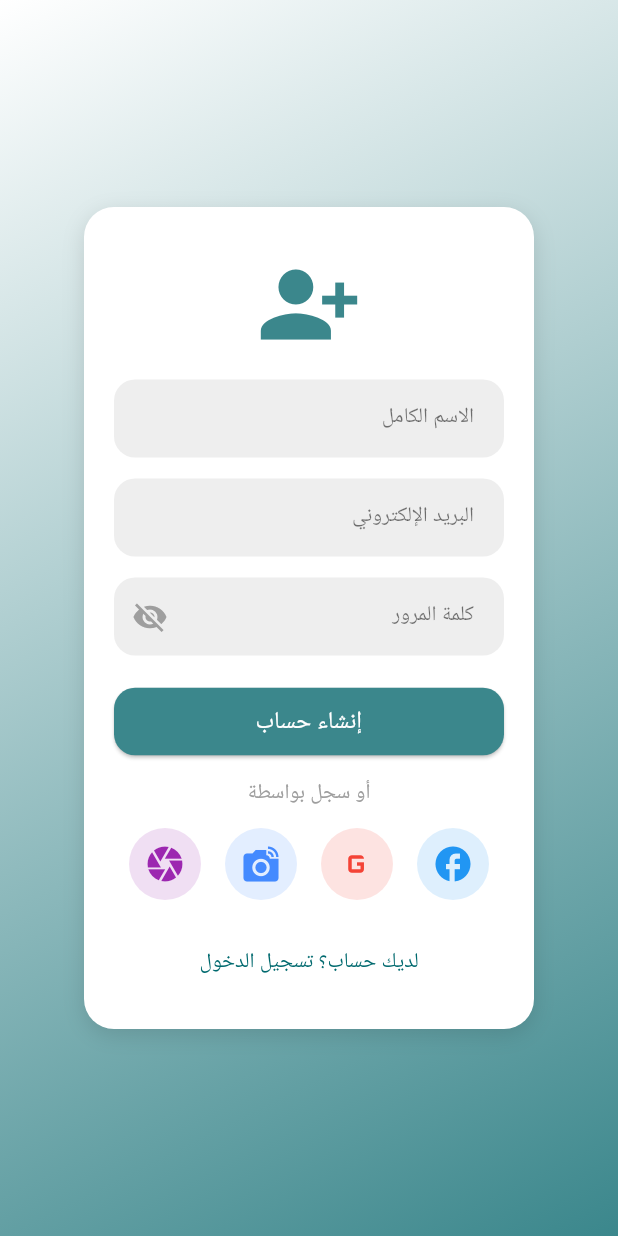
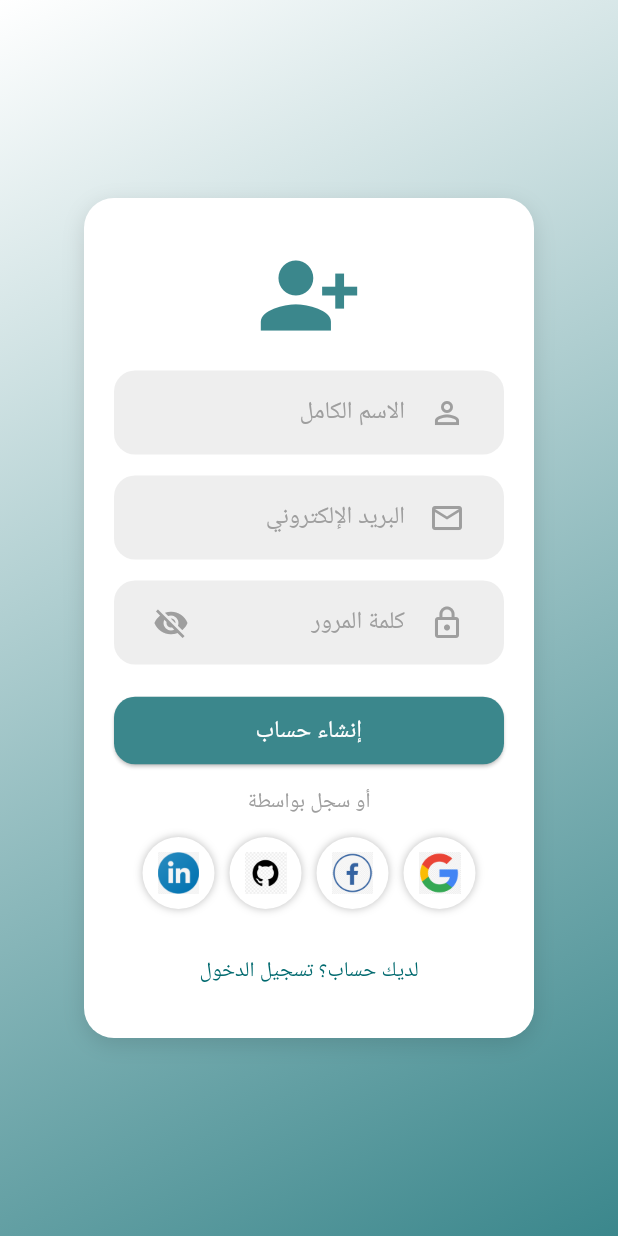
Before and after one commit to bayanalmasri1/Masari_app-, a Flutter app: the LoginScreen screen opened by its route, after a tap on "إنشاء حساب جديد", on a phone screen of 412 x 824 dp. Run offline on Flutter 3.47's test engine with Material 3 defaults, Android fonts, the phone set to English and light mode, and no system bars; our stand-ins replace cloud_firestore, firebase_auth, firebase_core, firebase_storage, google_fonts, google_sign_in and 1 more; accounts and stored records are empty; Roboto replaces fonts that are missing (Cairo).

Commit message:
edite commit

```diff
--- /dev/null
+++ b/lib/screens/auth/auth_widgets/auth_text_field.dart
@@ -0,0 +1,57 @@
+import 'package:flutter/material.dart';
+
+class AuthTextField extends StatelessWidget {
+  final TextEditingController controller;
+  final FocusNode focusNode;
+  final String label;
+  final IconData icon;
+  final bool obscure;
+  final Widget? suffixIcon;
+  final VoidCallback onTap;
+
+  const AuthTextField({
+    super.key,
+    required this.controller,
+    required this.focusNode,
+    required this.label,
+    required this.icon,
+    this.obscure = false,
+    this.suffixIcon,
+    required this.onTap,
+  });
+
+  @override
+  Widget build(BuildContext context) {
+    bool focused = focusNode.hasFocus;
+
+    return AnimatedContainer(
+      duration: const Duration(milliseconds: 250),
+      padding: const EdgeInsets.symmetric(horizontal: 14),
+      decoration: BoxDecoration(
+        color: focused ? const Color(0xFF00897B) : Colors.grey.shade200,
+        borderRadius: BorderRadius.circular(14),
+      ),
+      child: TextField(
+        controller: controller,
+        focusNode: focusNode,
+        obscureText: obscure,
+        style: TextStyle(
+          color: focused ? Colors.white : Colors.black87,
+        ),
+        decoration: InputDecoration(
+          labelText: label,
+          labelStyle: TextStyle(
+            color: focused ? Colors.white : Colors.grey,
+          ),
+          border: InputBorder.none,
+          prefixIcon: Icon(
+            icon,
+            color: focused ? Colors.white : Colors.grey,
+          ),
+          suffixIcon: suffixIcon,
+        ),
+        onTap: onTap,
+      ),
+    );
+  }
+}
--- /dev/null
+++ b/lib/screens/auth/auth_widgets/social_login_icon.dart
@@ -0,0 +1,37 @@
+import 'package:firebase_auth/firebase_auth.dart';
+import 'package:flutter/material.dart';
+import 'package:google_sign_in/google_sign_in.dart';
+
+class SocialLoginIcon extends StatelessWidget {
+  final String asset;
+  final VoidCallback onTap;
+
+  const SocialLoginIcon({
+    super.key,
+    required this.asset,
+    required this.onTap,
+  });
+
+  @override
+  Widget build(BuildContext context) {
+    return InkWell(
+      onTap: onTap,
+      borderRadius: BorderRadius.circular(50),
+      child: Container(
+        padding: const EdgeInsets.all(10),
+        decoration: BoxDecoration(
+          color: Colors.white,
+          shape: BoxShape.circle,
+          boxShadow: [
+            BoxShadow(color: Colors.black26, blurRadius: 4),
+          ],
+        ),
+        child: Image.asset(
+          asset,
+          width: 28,
+          height: 28,
+        ),
+      ),
+    );
+  }
+}
--- a/lib/screens/auth/login_screen.dart
+++ b/lib/screens/auth/login_screen.dart
@@ -1,5 +1,7 @@
 import 'package:flutter/material.dart';
 import 'package:firebase_auth/firebase_auth.dart';
+import 'package:masari_masari/screens/auth/auth_widgets/auth_text_field.dart';
+import 'package:masari_masari/screens/auth/auth_widgets/social_login_icon.dart';
 import 'package:masari_masari/screens/home/home_screen.dart';
 import 'rigester_screen.dart';
 
@@ -32,8 +34,10 @@ class _LoginScreenState extends State<LoginScreen>
       duration: Duration(milliseconds: 600),
     );
 
-    fadeAnim = Tween<double>(begin: 0, end: 1)
-        .animate(CurvedAnimation(parent: animCtrl, curve: Curves.easeOut));
+    fadeAnim = Tween<double>(
+      begin: 0,
+      end: 1,
+    ).animate(CurvedAnimation(parent: animCtrl, curve: Curves.easeOut));
 
     slideAnim = Tween<Offset>(
       begin: Offset(0, .2),
@@ -56,8 +60,9 @@ class _LoginScreenState extends State<LoginScreen>
         MaterialPageRoute(builder: (_) => HomeScreen()),
       );
     } on FirebaseAuthException catch (e) {
-      ScaffoldMessenger.of(context)
-          .showSnackBar(SnackBar(content: Text(e.message ?? "حدث خطأ")));
+      ScaffoldMessenger.of(
+        context,
+      ).showSnackBar(SnackBar(content: Text(e.message ?? "حدث خطأ")));
     } finally {
       setState(() => loading = false);
     }
@@ -73,8 +78,9 @@ class _LoginScreenState extends State<LoginScreen>
         MaterialPageRoute(builder: (_) => HomeScreen()),
       );
     } on FirebaseAuthException catch (e) {
-      ScaffoldMessenger.of(context)
-          .showSnackBar(SnackBar(content: Text(e.message ?? "حدث خطأ")));
+      ScaffoldMessenger.of(
+        context,
+      ).showSnackBar(SnackBar(content: Text(e.message ?? "حدث خطأ")));
     } finally {
       setState(() => loading = false);
     }
@@ -115,7 +121,8 @@ class _LoginScreenState extends State<LoginScreen>
                           BoxShadow(
                             color: Colors.black26,
                             blurRadius: 12,
-                              offset: Offset(0, 4))
+                            offset: Offset(0, 4),
+                          ),
                         ],
                       ),
                       child: Column(
@@ -126,79 +133,27 @@ class _LoginScreenState extends State<LoginScreen>
                             style: TextStyle(
                               fontSize: 22,
                               fontWeight: FontWeight.bold,
-                                color: Colors.black87),
+                              color: Colors.black87,
+                            ),
                           ),
                           SizedBox(height: 25),
 
-                          /// EMAIL FIELD
-                          AnimatedContainer(
-                            duration: Duration(milliseconds: 250),
-                            padding: EdgeInsets.symmetric(horizontal: 14),
-                            decoration: BoxDecoration(
-                              color: emailFocus.hasFocus
-                                  ? Color(0xFF00897B)
-                                  : Colors.grey.shade200,
-                              borderRadius: BorderRadius.circular(14),
-                            ),
-                            child: TextField(
+                          AuthTextField(
                             controller: emailCtrl,
                             focusNode: emailFocus,
-                              style: TextStyle(
-                                  color: emailFocus.hasFocus
-                                      ? Colors.white
-                                      : Colors.black87),
-                              decoration: InputDecoration(
-                                labelText: "البريد الإلكتروني",
-                                labelStyle: TextStyle(
-                                  color: emailFocus.hasFocus
-                                      ? Colors.white
-                                      : Colors.grey,
-                                ),
-                                border: InputBorder.none,
-                                prefixIcon: Icon(
-                                  Icons.email_outlined,
-                                  color: emailFocus.hasFocus
-                                      ? Colors.white
-                                      : Colors.grey,
-                                ),
-                              ),
+                            label: "البريد الإلكتروني",
+                            icon: Icons.email_outlined,
                             onTap: () => setState(() {}),
                           ),
-                          ),
+
                           SizedBox(height: 20),
 
-                          /// PASSWORD FIELD
-                          AnimatedContainer(
-                            duration: Duration(milliseconds: 250),
-                            padding: EdgeInsets.symmetric(horizontal: 14),
-                            decoration: BoxDecoration(
-                              color: passFocus.hasFocus
-                                  ? Color(0xFF00897B)
-                                  : Colors.grey.shade200,
-                              borderRadius: BorderRadius.circular(14),
-                            ),
-                            child: TextField(
+                          AuthTextField(
                             controller: passCtrl,
                             focusNode: passFocus,
-                              obscureText: obscure,
-                              style: TextStyle(
-                                  color: passFocus.hasFocus
-                                      ? Colors.white
-                                      : Colors.black87),
-                              decoration: InputDecoration(
-                                labelText: "كلمة المرور",
-                                labelStyle: TextStyle(
-                                  color: passFocus.hasFocus
-                                      ? Colors.white
-                                      : Colors.grey,
-                                ),
-                                border: InputBorder.none,
-                                prefixIcon: Icon(
-                                  Icons.lock_outline,
-                                  color: passFocus.hasFocus
-                                      ? Colors.white
-                                      : Colors.grey,
-                                ),
+                            label: "كلمة المرور",
+                            icon: Icons.lock_outline,
+                            obscure: obscure,
                             suffixIcon: IconButton(
                               icon: Icon(
                                 obscure
@@ -211,30 +166,30 @@ class _LoginScreenState extends State<LoginScreen>
                               onPressed: () =>
                                   setState(() => obscure = !obscure),
                             ),
-                              ),
                             onTap: () => setState(() {}),
                           ),
-                          ),
-                          SizedBox(height: 25),
-
+    SizedBox(height: 10),
                           /// LOGIN BUTTON
                           ElevatedButton(
                             onPressed: loading ? null : login,
                             style: ElevatedButton.styleFrom(
                               backgroundColor: Color(0xFF006A60),
                               padding: EdgeInsets.symmetric(
-                                  vertical: 14, horizontal: 50),
+                                vertical: 14,
+                                horizontal: 50,
+                              ),
                               shape: RoundedRectangleBorder(
-                                  borderRadius: BorderRadius.circular(14)),
+                                borderRadius: BorderRadius.circular(14),
+                              ),
                             ),
                             child: loading
-                                ? CircularProgressIndicator(
-                                    color: Colors.white,
-                                  )
+                                ? CircularProgressIndicator(color: Colors.white)
                                 : Text(
                                     "دخول",
                                     style: TextStyle(
-                                        fontSize: 18, color: Colors.white),
+                                      fontSize: 18,
+                                      color: Colors.white,
+                                    ),
                                   ),
                           ),
 
@@ -246,7 +201,9 @@ class _LoginScreenState extends State<LoginScreen>
                             child: Text(
                               "الدخول كزائر",
                               style: TextStyle(
-                                  color: Color(0xFF006A60), fontSize: 16),
+                                color: Color(0xFF006A60),
+                                fontSize: 16,
+                              ),
                             ),
                           ),
 
@@ -256,13 +213,25 @@ class _LoginScreenState extends State<LoginScreen>
                          Row(
   mainAxisAlignment: MainAxisAlignment.center,
   children: [
-                              socialImage("assets/images/facebook.png"),
+    SocialLoginIcon(
+      asset: "assets/images/google.png",
+      onTap: (){},
+    ),
     SizedBox(width: 10),
-                              socialImage("assets/images/google.png"),
+    SocialLoginIcon(
+      asset: "assets/images/facebook.png",
+      onTap: (){},
+    ),
     SizedBox(width: 10),
-                              socialImage("assets/images/Github.png"),
+    SocialLoginIcon(
+      asset: "assets/images/Github.png",
+      onTap: (){},
+    ),
     SizedBox(width: 10),
-                              socialImage("assets/images/linkedin.png"),
+    SocialLoginIcon(
+      asset: "assets/images/linkedin.png",
+      onTap: (){},
+    ),
   ],
 ),
 
@@ -273,18 +242,21 @@ class _LoginScreenState extends State<LoginScreen>
                               Navigator.push(
                                 context,
                                 MaterialPageRoute(
-                                    builder: (_) => RegisterScreen()),
+                                  builder: (_) => RegisterScreen(),
+                                ),
                               );
                             },
                             child: Text(
                               "إنشاء حساب جديد",
                               style: TextStyle(
-                                  color: Color(0xFF006A60), fontSize: 16),
+                                color: Color(0xFF006A60),
+                                fontSize: 16,
+                              ),
                             ),
                           ),
                         ],
                       ),
-                    )
+                    ),
                   ],
                 ),
               ),
@@ -302,15 +274,9 @@ class _LoginScreenState extends State<LoginScreen>
       decoration: BoxDecoration(
         color: Colors.white,
         shape: BoxShape.circle,
-        boxShadow: [
-          BoxShadow(color: Colors.black26, blurRadius: 4),
-        ],
+        boxShadow: [BoxShadow(color: Colors.black26, blurRadius: 4)],
       ),
-      child: Image.asset(
-        path,
-        width: 28,
-        height: 28,
-      ),
+      child: Image.asset(path, width: 28, height: 28),
     );
   }
 }
--- a/lib/screens/auth/rigester_screen.dart
+++ b/lib/screens/auth/rigester_screen.dart
@@ -1,6 +1,8 @@
 import 'package:flutter/material.dart';
 import 'package:firebase_auth/firebase_auth.dart';
 import 'package:cloud_firestore/cloud_firestore.dart';
+import 'package:masari_masari/screens/auth/auth_widgets/auth_text_field.dart';
+import 'package:masari_masari/screens/auth/auth_widgets/social_login_icon.dart';
 import 'package:masari_masari/screens/home/home_screen.dart';
 import '../../app_colors.dart';
 import 'login_screen.dart';
@@ -33,8 +35,9 @@ class _RegisterScreenState extends State<RegisterScreen>
 
   Future register() async {
     if (name.text.isEmpty || email.text.isEmpty || password.text.isEmpty) {
-      ScaffoldMessenger.of(context)
-          .showSnackBar(SnackBar(content: Text("الرجاء ملء جميع الحقول")));
+      ScaffoldMessenger.of(
+        context,
+      ).showSnackBar(SnackBar(content: Text("الرجاء ملء جميع الحقول")));
       return;
     }
 
@@ -42,8 +45,8 @@ class _RegisterScreenState extends State<RegisterScreen>
       setState(() => loading = true);
 
       // إنشاء الحساب في Firebase Auth
-      UserCredential userCred =
-          await FirebaseAuth.instance.createUserWithEmailAndPassword(
+      UserCredential userCred = await FirebaseAuth.instance
+          .createUserWithEmailAndPassword(
             email: email.text.trim(),
             password: password.text.trim(),
           );
@@ -70,11 +73,13 @@ class _RegisterScreenState extends State<RegisterScreen>
       } else if (e.code == 'weak-password') {
         message = "كلمة المرور ضعيفة جداً";
       }
-      ScaffoldMessenger.of(context)
-          .showSnackBar(SnackBar(content: Text(message)));
+      ScaffoldMessenger.of(
+        context,
+      ).showSnackBar(SnackBar(content: Text(message)));
     } catch (e) {
-      ScaffoldMessenger.of(context)
-          .showSnackBar(SnackBar(content: Text("خطأ: $e")));
+      ScaffoldMessenger.of(
+        context,
+      ).showSnackBar(SnackBar(content: Text("خطأ: $e")));
     } finally {
       setState(() => loading = false);
     }
@@ -125,71 +130,52 @@ class _RegisterScreenState extends State<RegisterScreen>
                 borderRadius: BorderRadius.circular(20),
                 boxShadow: [
                   BoxShadow(
-                      color: Colors.black12, blurRadius: 12, offset: Offset(0, 4))
+                    color: Colors.black12,
+                    blurRadius: 12,
+                    offset: Offset(0, 4),
+                  ),
                 ],
               ),
               child: Column(
                 children: [
                   SizedBox(height: 10),
-                  Icon(Icons.person_add_alt_1,
-                      size: 70, color: AppColors.teal),
+                  Icon(Icons.person_add_alt_1, size: 70, color: AppColors.teal),
                   SizedBox(height: 15),
-
-                  // FULL NAME
-                  FocusScope(
-                    child: Focus(
-                      onFocusChange: (_) => setState(() {}),
-                      child: TextField(
+                  AuthTextField(
                     controller: name,
                     focusNode: nameNode,
-                        decoration: animatedDecoration("الاسم الكامل", nameNode),
+                    label: "الاسم الكامل",
+                    icon: Icons.person_outline,
+                    onTap: () => setState(() {}),
                   ),
-                    ),
-                  ),
+
                   SizedBox(height: 14),
 
-                  // EMAIL
-                  FocusScope(
-                    child: Focus(
-                      onFocusChange: (_) => setState(() {}),
-                      child: TextField(
+                  AuthTextField(
                     controller: email,
                     focusNode: emailNode,
-                        decoration:
-                            animatedDecoration("البريد الإلكتروني", emailNode),
+                    label: "البريد الإلكتروني",
+                    icon: Icons.email_outlined,
+                    onTap: () => setState(() {}),
                   ),
-                    ),
-                  ),
+
                   SizedBox(height: 14),
 
-                  // PASSWORD
-                  FocusScope(
-                    child: Focus(
-                      onFocusChange: (_) => setState(() {}),
-                      child: TextField(
+                  AuthTextField(
                     controller: password,
                     focusNode: passNode,
-                        obscureText: !showPassword,
-                        style: TextStyle(
-                            color: passNode.hasFocus ? Colors.white : Colors.black87),
-                        decoration: animatedDecoration("كلمة المرور", passNode)
-                            .copyWith(
+                    label: "كلمة المرور",
+                    icon: Icons.lock_outline,
+                    obscure: !showPassword,
                     suffixIcon: IconButton(
                       icon: Icon(
-                              showPassword
-                                  ? Icons.visibility
-                                  : Icons.visibility_off,
+                        showPassword ? Icons.visibility : Icons.visibility_off,
                         color: passNode.hasFocus ? Colors.white : Colors.grey,
                       ),
-                            onPressed: () {
-                              setState(() {
-                                showPassword = !showPassword;
-                              });
-                            },
+                      onPressed: () =>
+                          setState(() => showPassword = !showPassword),
                     ),
-                        ),
-                      ),
-                    ),
+                    onTap: () => setState(() {}),
                   ),
 
                   SizedBox(height: 20),
@@ -218,10 +204,25 @@ class _RegisterScreenState extends State<RegisterScreen>
                   Row(
   mainAxisAlignment: MainAxisAlignment.center,
   children: [
-                      _socialIcon(Icons.facebook, Colors.blue),
-                      _socialIcon(Icons.g_mobiledata, Colors.red),
-                      _socialIcon(Icons.linked_camera, Colors.blueAccent),
-                      _socialIcon(Icons.camera, Colors.purple),
+    SocialLoginIcon(
+      asset: "assets/images/google.png",
+      onTap: (){},
+    ),
+    SizedBox(width: 10),
+    SocialLoginIcon(
+      asset: "assets/images/facebook.png",
+      onTap: (){},
+    ),
+    SizedBox(width: 10),
+    SocialLoginIcon(
+      asset: "assets/images/Github.png",
+      onTap: (){},
+    ),
+    SizedBox(width: 10),
+    SocialLoginIcon(
+      asset: "assets/images/linkedin.png",
+      onTap: (){},
+    ),
   ],
 ),
 
@@ -235,7 +236,7 @@ class _RegisterScreenState extends State<RegisterScreen>
                       );
                     },
                     child: Text("لديك حساب؟ تسجيل الدخول"),
-                  )
+                  ),
                 ],
               ),
             ),
@@ -244,16 +245,4 @@ class _RegisterScreenState extends State<RegisterScreen>
       ),
     );
   }
-
-  Widget _socialIcon(IconData icon, Color color) {
-    return Container(
-      margin: EdgeInsets.symmetric(horizontal: 8),
-      padding: EdgeInsets.all(10),
-      decoration: BoxDecoration(
-        shape: BoxShape.circle,
-        color: color.withOpacity(0.15),
-      ),
-      child: Icon(icon, color: color, size: 28),
-    );
     }
-}
--- a/lib/screens/home/home_screen.dart
+++ b/lib/screens/home/home_screen.dart
@@ -38,10 +38,7 @@ class HomeScreen extends StatelessWidget {
               if (i == 4) NavigationHelper.pushToExperts(context);
             },
             labelType: NavigationRailLabelType.all,
-            leading: Padding(
-              padding: const EdgeInsets.only(top: 8.0),
-              child: CircleAvatar(radius: 26, backgroundColor: AppColors.teal, child: Text('ب', style: TextStyle(color: Colors.white))),
-            ),
+
             destinations: [
               NavigationRailDestination(icon: Icon(Icons.home_outlined), selectedIcon: Icon(Icons.home), label: Text('الرئيسية')),
               NavigationRailDestination(icon: Icon(Icons.work_outline), selectedIcon: Icon(Icons.work), label: Text('الفرص')),
--- a/pubspec.yaml
+++ b/pubspec.yaml
@@ -41,6 +41,8 @@ dependencies:
   share_plus: ^12.0.1
   image_picker: ^1.2.1
   firebase_storage: ^13.0.4
+  google_sign_in: ^7.2.0
+  flutter_facebook_auth: ^7.1.2
 
 dev_dependencies:
   flutter_test:
```
Also changed, not shown: lib/screens/auth/profile_screen.dart (+7 -6 lines), lib/screens/search/search_screen.dart (+73 -8 lines), pubspec.lock, 6 other files. Lines whose indentation alone changed are shown as unchanged.
